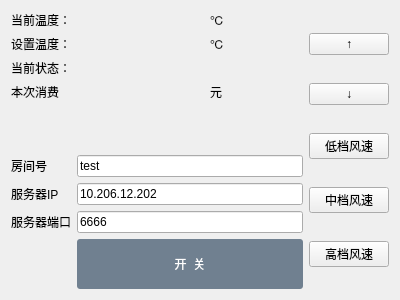
The window that mainwindow.ui (Joxon/aircond-client) describes before a commit, drawn with Qt 5.
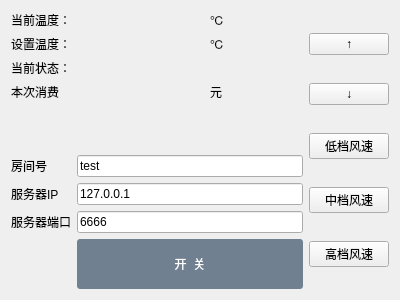
The same window after the commit.

Commit message: step: 0.1 -> 0.05 IP: 127.0.0.1

What changed in the file:
```diff
--- a/mainwindow.ui
+++ b/mainwindow.ui
@@ -166,7 +166,7 @@
         <item row="1" column="1">
          <widget class="QLineEdit" name="lineEditServerIP">
           <property name="text">
-           <string>10.206.12.202</string>
+           <string>127.0.0.1</string>
           </property>
          </widget>
         </item>
```
The commit also changes 2 other files.
